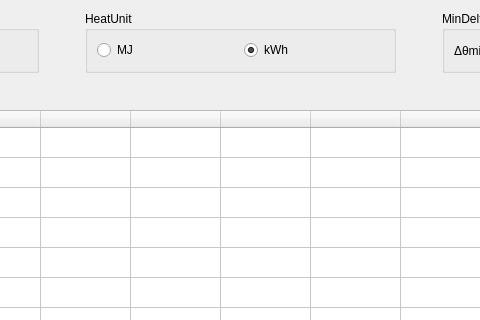
Old version of the form source/calcverify/calcverify.ui in the repository flimmy78/qtverify; both pictures show x 283 to 763 and y 0 to 320 of the 1365 by 858 pixel window.
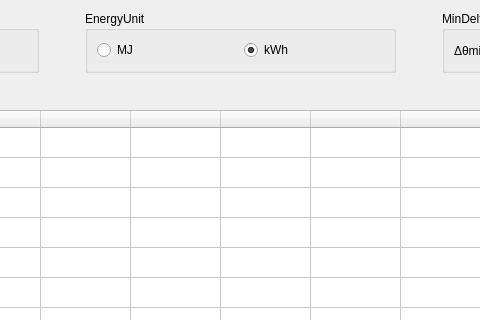
New version of the form. Icons and pictures are not drawn.

The edit to the form file:
```diff
--- a/source/calcverify/calcverify.ui
+++ b/source/calcverify/calcverify.ui
@@ -530,7 +530,7 @@
     <item row="0" column="2">
      <widget class="QGroupBox" name="grpBoxHeatUnit">
       <property name="title">
-       <string>HeatUnit</string>
+       <string>EnergyUnit</string>
       </property>
       <layout class="QGridLayout" name="gridLayout_2">
        <item row="0" column="0">
```
Left out of the diff: 70 changed lines with no effect on the pictures.
